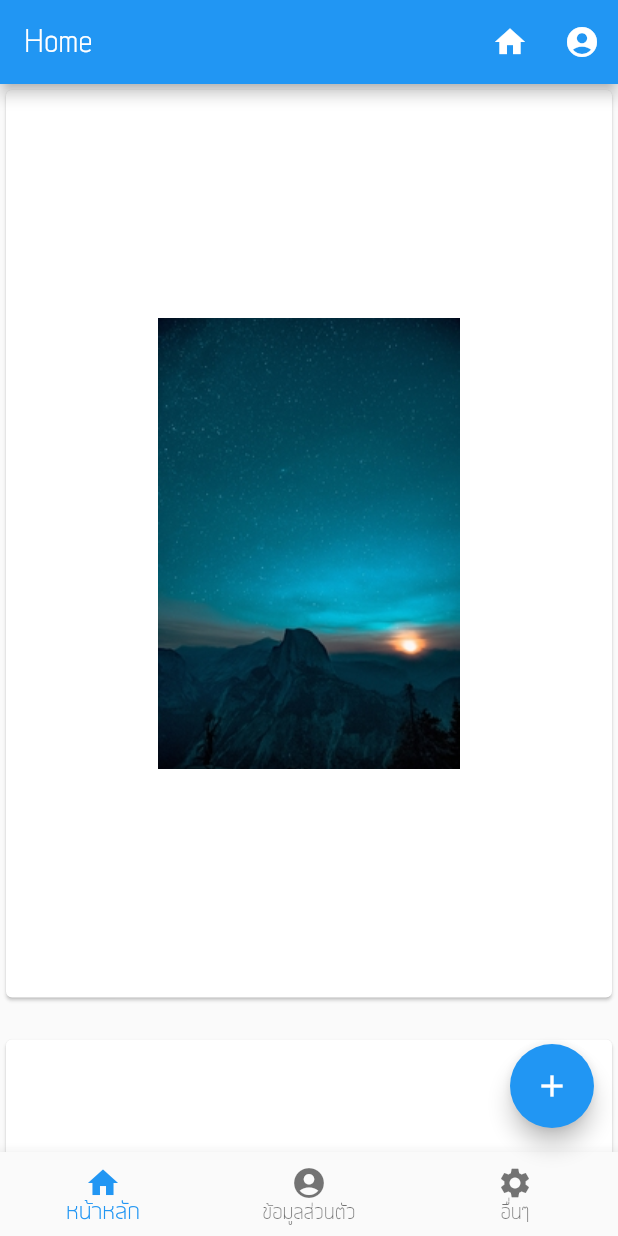
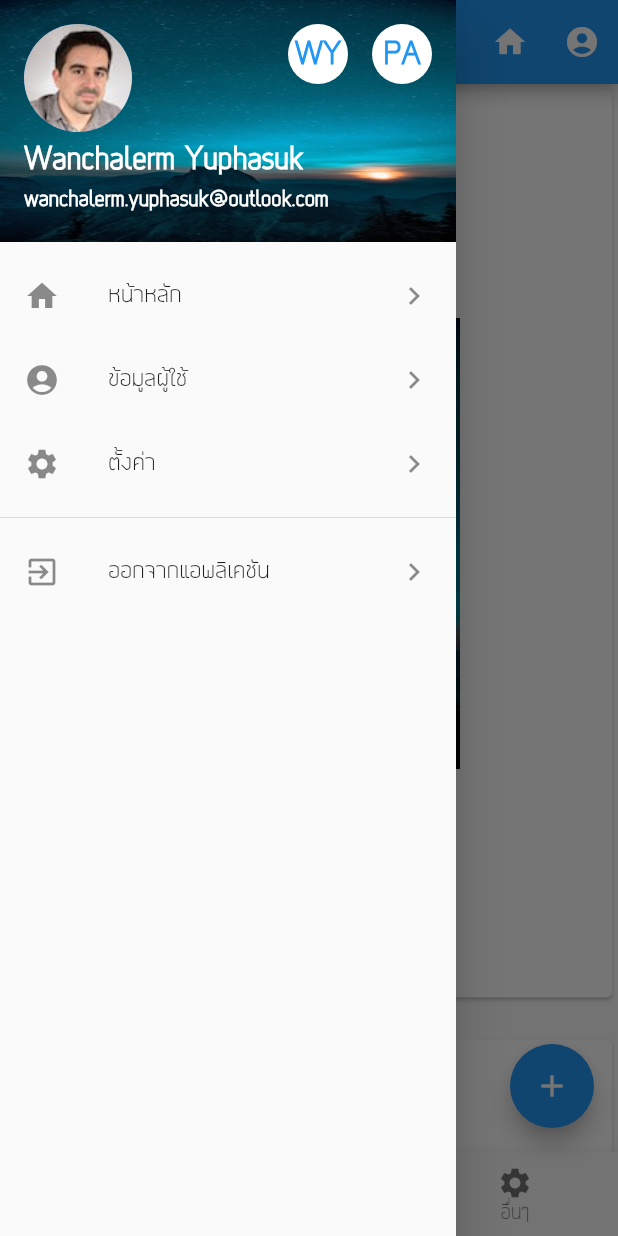
Before and after one commit to enjizen/flutter_app, a Flutter app: the screen it shows after launch, with the side drawer open (before the commit the screen has no drawer), on a phone screen of 412 x 824 dp. Run offline on Flutter 3.47's test engine with Material 2 defaults, Android fonts, the phone set to English and light mode, and no system bars.

Commit message:
right menu

```diff
--- a/lib/main.dart
+++ b/lib/main.dart
@@ -1,5 +1,7 @@
 import 'package:flutter/material.dart';
+import 'package:flutter_app/screens/add_screen.dart';
 import 'package:flutter_app/screens/home_screen.dart';
+import 'package:flutter_app/screens/page1.dart';
 
 void main() => runApp(Main());
 
@@ -10,6 +12,10 @@ class Main extends StatelessWidget {
       title: 'My App',
       home: HomeScreen(),
       theme: ThemeData(fontFamily: 'EkkmaiStandard'),
+      routes: <String, WidgetBuilder>{
+          '/add': (BuildContext context) => AddScreen('Hello'),
+          '/photo': (BuildContext context) => PageOne()
+      },
     );
   }
 }
--- a/lib/screens/add_screen.dart
+++ b/lib/screens/add_screen.dart
@@ -1,5 +1,6 @@
 import 'package:flutter/material.dart';
 
+// ignore: must_be_immutable
 class AddScreen extends StatefulWidget {
   var params;
 
--- a/lib/screens/home_screen.dart
+++ b/lib/screens/home_screen.dart
@@ -1,3 +1,5 @@
+import 'dart:io';
+
 import 'package:flutter/material.dart';
 import 'package:flutter_app/screens/page1.dart';
 import 'package:flutter_app/screens/page2.dart';
@@ -19,10 +21,13 @@ class _HomeScreenState extends State<HomeScreen> {
     var appBar = AppBar(
       title: Text("Home"),
       actions: <Widget>[
-        IconButton(icon: Icon(Icons.home), onPressed: () {}),
+        IconButton(
+          icon: Icon(Icons.home),
+          onPressed: () => Navigator.of(context).pushNamed('/photo'),
+        ),
         IconButton(
           icon: Icon(Icons.account_circle),
-          onPressed: () {},
+          onPressed: () => Navigator.of(context).pushNamed('/add'),
         )
       ],
     );
@@ -56,9 +61,100 @@ class _HomeScreenState extends State<HomeScreen> {
       ],
     );
 
+    var drawer = Drawer(
+      // Add a ListView to the drawer. This ensures the user can scroll
+      // through the options in the Drawer if there isn't enough vertical
+      // space to fit everything.
+      child: ListView(
+        // Important: Remove any padding from the ListView.
+        padding: EdgeInsets.zero,
+        children: <Widget>[
+          UserAccountsDrawerHeader(
+            otherAccountsPictures: <Widget>[
+              CircleAvatar(
+                  backgroundColor: Colors.white,
+                  child: Text(
+                    'WY',
+                    style: TextStyle(
+                        color: Colors.blue,
+                        fontWeight: FontWeight.bold,
+                        fontSize: 20),
+                  )),
+              CircleAvatar(
+                  backgroundColor: Colors.white,
+                  child: Text(
+                    'PA',
+                    style: TextStyle(
+                        color: Colors.blue,
+                        fontWeight: FontWeight.bold,
+                        fontSize: 20),
+                  ))
+            ],
+            currentAccountPicture: CircleAvatar(
+              // NetworkImage('https://randomuser.me/api/portraits/med/men/87.jpg')
+              backgroundImage: AssetImage('assets/images/20.jpg'),
+            ),
+            accountName: Padding(
+              padding: const EdgeInsets.symmetric(vertical: 1),
+              child: Text(
+                'Wanchalerm Yuphasuk',
+                style: TextStyle(fontSize: 20, fontWeight: FontWeight.bold),
+              ),
+            ),
+            accountEmail: Padding(
+              padding: const EdgeInsets.symmetric(vertical: 4),
+              child: Text('wanchalerm.yuphasuk@outlook.com',
+                  style: TextStyle(fontSize: 14, fontWeight: FontWeight.bold)),
+            ),
+            decoration: BoxDecoration(
+                image: DecorationImage(
+                    image: AssetImage('assets/images/bg.png'),
+                    fit: BoxFit.fill)),
+          ),
+          ListTile(
+            leading: Icon(Icons.home),
+            title: Text('หน้าหลัก'),
+            trailing: Icon(Icons.keyboard_arrow_right),
+            onTap: () {
+              // Update the state of the app
+              // ...
+            },
+          ),
+          ListTile(
+            leading: Icon(Icons.account_circle),
+            title: Text('ข้อมูลผู้ใช้'),
+            trailing: Icon(Icons.keyboard_arrow_right),
+            onTap: () {
+              // Update the state of the app
+              // ...
+            },
+          ),
+          ListTile(
+            leading: Icon(Icons.settings),
+            title: Text('ตั้งค่า'),
+            trailing: Icon(Icons.keyboard_arrow_right),
+            onTap: () {
+              // Update the state of the app
+              // ...
+            },
+          ),
+          Divider(),
+          ListTile(
+            leading: Icon(Icons.exit_to_app),
+            title: Text('ออกจากแอพลิเคชัน'),
+            trailing: Icon(Icons.keyboard_arrow_right),
+            onTap: () {
+              exit(0);
+            },
+          ),
+        ],
+      ),
+    );
+
     return Scaffold(
       appBar: appBar,
       body: pages[currentIndex],
+      drawer: drawer,
       floatingActionButton: floatingAction,
       bottomNavigationBar: bottomNavBar,
     );
```
Also changed, not shown: assets/images/20.jpg (added), 2 other files.
